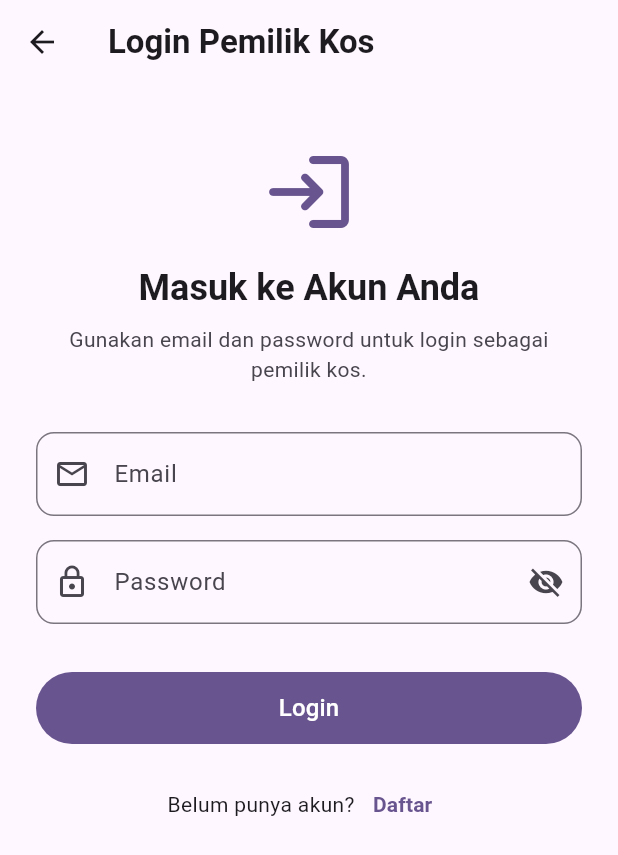
After one commit to ekabawa/kosfinder, a Flutter app: the screen it shows after launch, after a tap on the "person outline" icon, on a phone screen of 412 x 824 dp. The commit adds this screen. Shown: the top 855 px of the screen. Run offline on Flutter 3.47's test engine with Material 3 defaults, Android fonts, the phone set to English and light mode, and no system bars; our stand-ins replace flutter_dotenv, supabase_flutter; accounts and stored records are empty.

Commit message:
feat(T10): implementasi AuthScreen pemilik kos

```diff
--- a/lib/main.dart
+++ b/lib/main.dart
@@ -1,7 +1,9 @@
 import 'package:flutter/material.dart';
 import 'package:flutter_dotenv/flutter_dotenv.dart';
 import 'package:kosfinder/config/supabase_config.dart';
+import 'package:kosfinder/providers/auth_provider.dart';
 import 'package:kosfinder/providers/kos_provider.dart';
+import 'package:kosfinder/repositories/auth_repository.dart';
 import 'package:kosfinder/screens/kos_list_screen.dart';
 import 'package:provider/provider.dart';
 import 'package:supabase_flutter/supabase_flutter.dart';
@@ -40,8 +42,13 @@ class MyApp extends StatelessWidget {
 
   @override
   Widget build(BuildContext context) {
-    return ChangeNotifierProvider(
-      create: (_) => KosProvider(),
+    return MultiProvider(
+      providers: [
+        ChangeNotifierProvider(create: (_) => KosProvider()),
+        ChangeNotifierProvider(
+          create: (_) => AuthProvider(repository: _AppAuthRepository()),
+        ),
+      ],
       child: MaterialApp(
         title: 'KosFinder',
         debugShowCheckedModeBanner: false,
@@ -103,3 +110,16 @@ class _SmokeTestCompatibilityCounterState
     );
   }
 }
+
+/// Implementasi [AuthRepository] aplikasi dengan penanganan sesi aman
+/// ketika Supabase belum diinisialisasi (misalnya saat widget testing).
+class _AppAuthRepository extends AuthRepository {
+  @override
+  User? get currentUser {
+    try {
+      return super.currentUser;
+    } catch (_) {
+      return null;
+    }
+  }
+}
--- /dev/null
+++ b/lib/screens/auth_screen.dart
@@ -0,0 +1,269 @@
+import 'package:flutter/material.dart';
+import 'package:kosfinder/providers/auth_provider.dart';
+import 'package:provider/provider.dart';
+
+/// Layar autentikasi pemilik kos: Login dan Registrasi menggunakan Email & Password.
+///
+/// Menyediakan peralihan antara mode Login dan Registrasi, validasi form input,
+/// indikator loading, serta pesan error autentikasi/koneksi.
+class AuthScreen extends StatefulWidget {
+  const AuthScreen({super.key});
+
+  @override
+  State<AuthScreen> createState() => _AuthScreenState();
+}
+
+class _AuthScreenState extends State<AuthScreen> {
+  final _formKey = GlobalKey<FormState>();
+  final _emailController = TextEditingController();
+  final _passwordController = TextEditingController();
+
+  bool _isLoginMode = true;
+  bool _obscurePassword = true;
+
+  @override
+  void dispose() {
+    _emailController.dispose();
+    _passwordController.dispose();
+    super.dispose();
+  }
+
+  /// Memvalidasi format email sederhana.
+  String? _validateEmail(String? value) {
+    if (value == null || value.trim().isEmpty) {
+      return 'Email wajib diisi';
+    }
+    // Validasi format email dasar
+    final emailRegex = RegExp(r'^[^@\s]+@[^@\s]+\.[^@\s]+$');
+    if (!emailRegex.hasMatch(value.trim())) {
+      return 'Format email tidak valid';
+    }
+    return null;
+  }
+
+  /// Memvalidasi password tidak kosong dan panjang minimum.
+  String? _validatePassword(String? value) {
+    if (value == null || value.trim().isEmpty) {
+      return 'Password wajib diisi';
+    }
+    if (value.trim().length < 6) {
+      return 'Password minimal 6 karakter';
+    }
+    return null;
+  }
+
+  /// Menjalankan proses autentikasi (login atau registrasi).
+  Future<void> _submitForm() async {
+    if (!_formKey.currentState!.validate()) return;
+
+    final authProvider = context.read<AuthProvider>();
+    authProvider.clearError();
+
+    final email = _emailController.text.trim();
+    final password = _passwordController.text.trim();
+
+    bool success;
+    if (_isLoginMode) {
+      success = await authProvider.signIn(email: email, password: password);
+    } else {
+      success = await authProvider.signUp(email: email, password: password);
+    }
+
+    if (success && mounted) {
+      // Navigasi kembali setelah login/registrasi berhasil
+      // T12 akan mengarahkan ke MyKosScreen; untuk saat ini pop ke layar sebelumnya
+      Navigator.pop(context);
+    }
+  }
+
+  /// Beralih antara mode Login dan Registrasi.
+  void _toggleMode() {
+    setState(() {
+      _isLoginMode = !_isLoginMode;
+    });
+    // Bersihkan error saat berpindah mode
+    context.read<AuthProvider>().clearError();
+  }
+
+  @override
+  Widget build(BuildContext context) {
+    final theme = Theme.of(context);
+
+    return Scaffold(
+      appBar: AppBar(
+        title: Text(
+          _isLoginMode ? 'Login Pemilik Kos' : 'Daftar Akun Pemilik',
+          style: const TextStyle(fontWeight: FontWeight.bold),
+        ),
+      ),
+      body: Consumer<AuthProvider>(
+        builder: (context, authProvider, _) {
+          return SingleChildScrollView(
+            padding: const EdgeInsets.all(24.0),
+            child: Form(
+              key: _formKey,
+              child: Column(
+                crossAxisAlignment: CrossAxisAlignment.stretch,
+                children: [
+                  // Ikon dan judul
+                  const SizedBox(height: 16),
+                  Icon(
+                    _isLoginMode ? Icons.login_rounded : Icons.person_add_alt_1,
+                    size: 64,
+                    color: theme.colorScheme.primary,
+                  ),
+                  const SizedBox(height: 16),
+                  Text(
+                    _isLoginMode
+                        ? 'Masuk ke Akun Anda'
+                        : 'Buat Akun Pemilik Baru',
+                    textAlign: TextAlign.center,
+                    style: theme.textTheme.headlineSmall?.copyWith(
+                      fontWeight: FontWeight.bold,
+                    ),
+                  ),
+                  const SizedBox(height: 8),
+                  Text(
+                    _isLoginMode
+                        ? 'Gunakan email dan password untuk login sebagai pemilik kos.'
+                        : 'Daftar dengan email dan password untuk mulai mengelola kos Anda.',
+                    textAlign: TextAlign.center,
+                    style: theme.textTheme.bodyMedium?.copyWith(
+                      color: theme.colorScheme.onSurfaceVariant,
+                    ),
+                  ),
+                  const SizedBox(height: 32),
+
+                  // Input Email
+                  TextFormField(
+                    key: const Key('email_field'),
+                    controller: _emailController,
+                    keyboardType: TextInputType.emailAddress,
+                    textInputAction: TextInputAction.next,
+                    decoration: InputDecoration(
+                      labelText: 'Email',
+                      hintText: 'contoh@email.com',
+                      prefixIcon: const Icon(Icons.email_outlined),
+                      border: OutlineInputBorder(
+                        borderRadius: BorderRadius.circular(12),
+                      ),
+                    ),
+                    validator: _validateEmail,
+                  ),
+                  const SizedBox(height: 16),
+
+                  // Input Password
+                  TextFormField(
+                    key: const Key('password_field'),
+                    controller: _passwordController,
+                    obscureText: _obscurePassword,
+                    textInputAction: TextInputAction.done,
+                    decoration: InputDecoration(
+                      labelText: 'Password',
+                      hintText: 'Minimal 6 karakter',
+                      prefixIcon: const Icon(Icons.lock_outline),
+                      suffixIcon: IconButton(
+                        icon: Icon(
+                          _obscurePassword
+                              ? Icons.visibility_off
+                              : Icons.visibility,
+                        ),
+                        onPressed: () {
+                          setState(() {
+                            _obscurePassword = !_obscurePassword;
+                          });
+                        },
+                      ),
+                      border: OutlineInputBorder(
+                        borderRadius: BorderRadius.circular(12),
+                      ),
+                    ),
+                    validator: _validatePassword,
+                  ),
+                  const SizedBox(height: 8),
+
+                  // Pesan Error Autentikasi
+                  if (authProvider.hasError)
+                    Container(
+                      key: const Key('auth_error_message'),
+                      padding: const EdgeInsets.all(12),
+                      margin: const EdgeInsets.only(top: 8),
+                      decoration: BoxDecoration(
+                        color: theme.colorScheme.errorContainer,
+                        borderRadius: BorderRadius.circular(8),
+                      ),
+                      child: Row(
+                        children: [
+                          Icon(
+                            Icons.error_outline,
+                            color: theme.colorScheme.error,
+                          ),
+                          const SizedBox(width: 8),
+                          Expanded(
+                            child: Text(
+                              authProvider.errorMessage!,
+                              style: TextStyle(
+                                color: theme.colorScheme.onErrorContainer,
+                              ),
+                            ),
+                          ),
+                        ],
+                      ),
+                    ),
+                  const SizedBox(height: 24),
+
+                  // Tombol Submit (Login / Daftar)
+                  SizedBox(
+                    height: 48,
+                    child: FilledButton(
+                      key: const Key('submit_button'),
+                      onPressed: authProvider.isLoading ? null : _submitForm,
+                      child: authProvider.isLoading
+                          ? const SizedBox(
+                              height: 24,
+                              width: 24,
+                              child: CircularProgressIndicator(
+                                strokeWidth: 2,
+                                color: Colors.white,
+                              ),
+                            )
+                          : Text(
+                              _isLoginMode ? 'Login' : 'Daftar',
+                              style: const TextStyle(fontSize: 16),
+                            ),
+                    ),
+                  ),
+                  const SizedBox(height: 16),
+
+                  // Tombol peralihan mode Login <-> Registrasi
+                  Row(
+                    mainAxisAlignment: MainAxisAlignment.center,
+                    children: [
+                      Text(
+                        _isLoginMode
+                            ? 'Belum punya akun?'
+                            : 'Sudah punya akun?',
+                        style: theme.textTheme.bodyMedium,
+                      ),
+                      TextButton(
+                        key: const Key('toggle_mode_button'),
+                        onPressed: _toggleMode,
+                        child: Text(
+                          _isLoginMode ? 'Daftar' : 'Login',
+                          style: TextStyle(
+                            fontWeight: FontWeight.bold,
+                            color: theme.colorScheme.primary,
+                          ),
+                        ),
+                      ),
+                    ],
+                  ),
+                ],
+              ),
+            ),
+          );
+        },
+      ),
+    );
+  }
+}
--- a/lib/screens/kos_list_screen.dart
+++ b/lib/screens/kos_list_screen.dart
@@ -1,7 +1,9 @@
 import 'package:flutter/material.dart';
 import 'package:kosfinder/models/kos.dart';
+import 'package:kosfinder/providers/auth_provider.dart';
 import 'package:kosfinder/providers/kos_provider.dart';
 import 'package:kosfinder/screens/about_screen.dart';
+import 'package:kosfinder/screens/auth_screen.dart';
 import 'package:kosfinder/screens/kos_detail_screen.dart';
 import 'package:provider/provider.dart';
 
@@ -50,6 +52,8 @@ class _KosListScreenState extends State<KosListScreen> {
           style: TextStyle(fontWeight: FontWeight.bold),
         ),
         actions: [
+          // Tombol Akun / Login Pemilik Kos
+          const _AuthActionButton(),
           IconButton(
             icon: const Icon(Icons.info_outline),
             tooltip: 'Tentang Aplikasi',
@@ -481,3 +485,46 @@ class _KosCard extends StatelessWidget {
     return buffer.toString().split('').reversed.join('');
   }
 }
+
+class _AuthActionButton extends StatelessWidget {
+  const _AuthActionButton();
+
+  @override
+  Widget build(BuildContext context) {
+    AuthProvider? authProvider;
+    try {
+      authProvider = Provider.of<AuthProvider>(context);
+    } on Object catch (_) {
+      authProvider = null;
+    }
+
+    final isAuthenticated = authProvider?.isAuthenticated ?? false;
+
+    return IconButton(
+      key: const Key('auth_button'),
+      icon: Icon(
+        isAuthenticated ? Icons.person : Icons.person_outline,
+      ),
+      tooltip: isAuthenticated ? 'Akun Pemilik' : 'Login Pemilik Kos',
+      onPressed: () {
+        Navigator.push(
+          context,
+          MaterialPageRoute(
+            builder: (context) {
+              if (authProvider != null) {
+                return ChangeNotifierProvider<AuthProvider>.value(
+                  value: authProvider,
+                  child: const AuthScreen(),
+                );
+              }
+              return ChangeNotifierProvider<AuthProvider>(
+                create: (_) => AuthProvider(),
+                child: const AuthScreen(),
+              );
+            },
+          ),
+        );
+      },
+    );
+  }
+}
```
Also changed, not shown: 1 other file.
